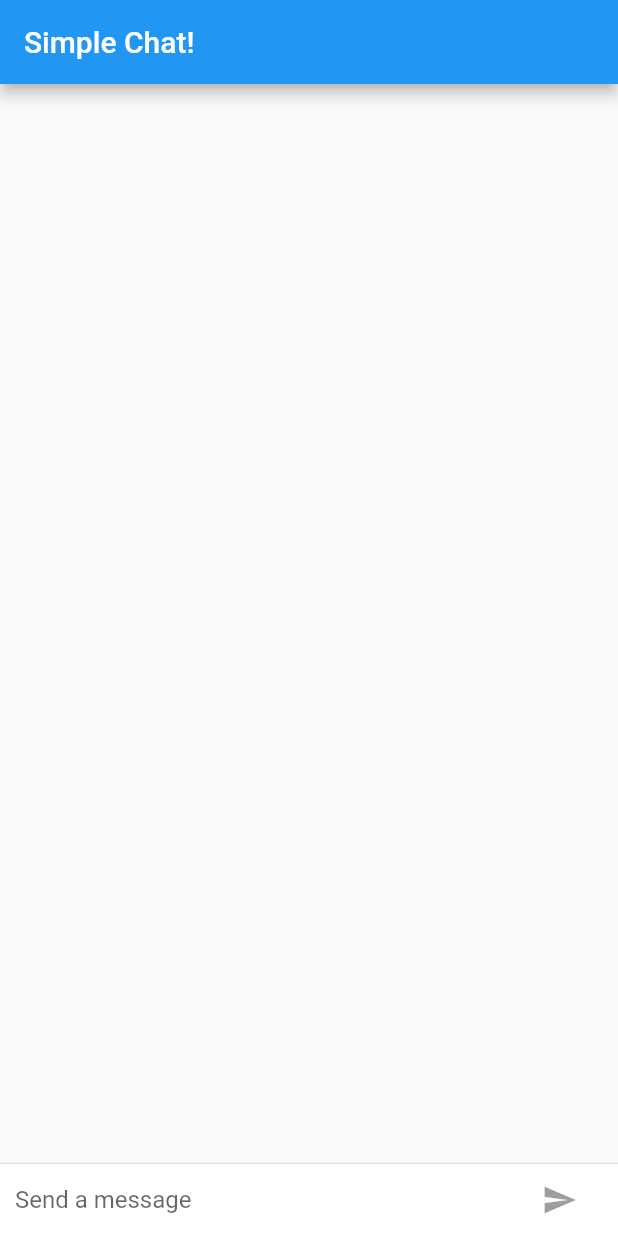
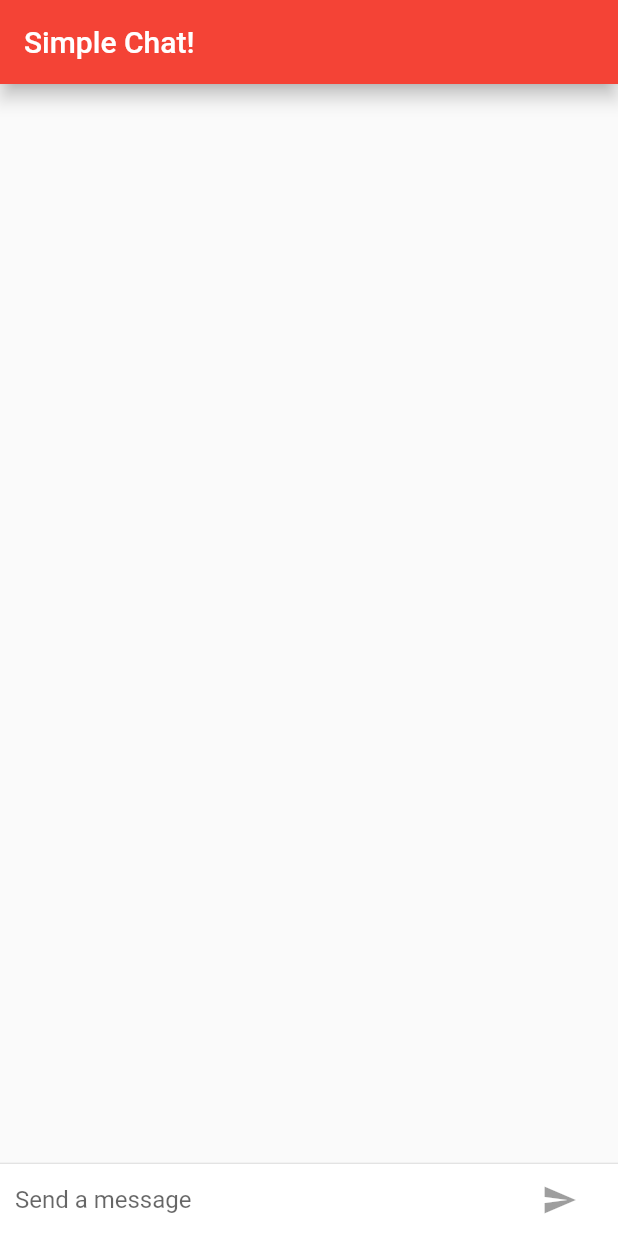
Before and after one commit to Alordead/flutter-samples, a Flutter app: the screen it shows after launch, on a phone screen of 412 x 824 dp. Run offline on Flutter 3.47's test engine with Material 2 defaults, Android fonts, the phone set to English and light mode, and no system bars.

Commit message:
updated UI for android and iOS

```diff
--- a/sample_flutter_chat/lib/main.dart
+++ b/sample_flutter_chat/lib/main.dart
@@ -1,6 +1,19 @@
 import 'package:flutter/material.dart';
+import 'package:flutter/foundation.dart';
+import 'package:flutter/cupertino.dart';
 
 const String _name = "Alexander Popov";
+
+final ThemeData kIOSTheme = ThemeData(
+  primarySwatch: Colors.red,
+  primaryColor: Colors.grey[100],
+  primaryColorBrightness: Brightness.light,
+);
+
+final ThemeData kDefaultTheme = ThemeData(
+  primarySwatch: Colors.red,
+  accentColor: Colors.redAccent,
+);
 
 void main() => runApp(SimpleChat());
 
@@ -9,6 +22,7 @@ class SimpleChat extends StatelessWidget {
   Widget build(BuildContext context) {
     return MaterialApp(
       title: 'Simple Chat!',
+      theme: defaultTargetPlatform == TargetPlatform.iOS ? kIOSTheme : kDefaultTheme,
       home: ChatScreen(),
     );
   }
@@ -27,7 +41,10 @@ class ChatScreenState extends State<ChatScreen> with TickerProviderStateMixin {
   @override
   Widget build(BuildContext context) {
     return Scaffold(
-      appBar: AppBar(title: Text('Simple Chat!')),
+      appBar: AppBar(
+          title: Text('Simple Chat!'),
+        elevation: Theme.of(context).platform == TargetPlatform.iOS ? 0.0 : 5.0,
+      ),
       body: Column(
         children: <Widget>[
           Flexible(
@@ -71,7 +88,11 @@ class ChatScreenState extends State<ChatScreen> with TickerProviderStateMixin {
             ),
             Container(
               margin: EdgeInsets.symmetric(horizontal: 5.0),
-              child: IconButton(
+              child: Theme.of(context).platform == TargetPlatform.iOS ?
+              CupertinoButton(
+                child: Text("Send"),
+                onPressed: _isComposing ? () => _handleSubmitted(_textController.text) : null) :
+              IconButton(
                   icon: Icon(Icons.send),
                   onPressed: _isComposing ? () => _handleSubmitted(_textController.text) : null),
             )
```
Also changed, not shown: 1 other file.
